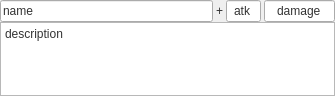
First picture: the form in DMHelper/src/resources/ui/action.ui, repository MMetze/DMHelper, before the edit.
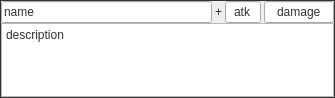
Second picture: the form after the edit. Icons and pictures are not drawn.

```diff
--- a/DMHelper/src/resources/ui/action.ui
+++ b/DMHelper/src/resources/ui/action.ui
@@ -7,13 +7,16 @@
     <x>0</x>
     <y>0</y>
     <width>335</width>
-    <height>96</height>
+    <height>98</height>
    </rect>
   </property>
   <property name="styleSheet">
    <string notr="true">background-image: url(:/img/data/parchment.jpg);
 color: rgb(50, 50, 50);</string>
   </property>
+  <property name="frameShape">
+   <enum>QFrame::Box</enum>
+  </property>
   <layout class="QVBoxLayout" name="verticalLayout">
    <property name="spacing">
     <number>0</number>
```
Left out of the diff: 4 changed lines with no effect on the pictures.
